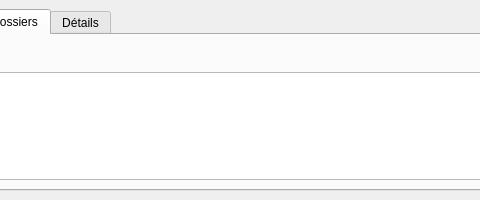
The window that ui_geofoncierconsultation.ui (Gustry/GeoFoncier-consultation) describes before a commit, drawn with Qt 5; both pictures show x 112 to 592 and y 0 to 200 of the 860 by 200 pixel window.
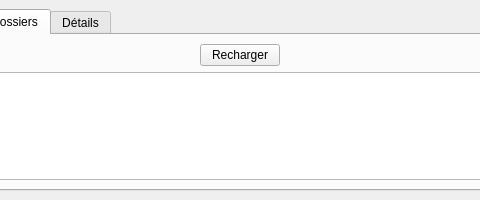
The same window after the commit. The open tabs and pages were chosen to show the change. Icons and pictures are not drawn.

Commit message: recharger les dossiers sur l'onglet Dossiers

What changed in the file:
```diff
--- a/ui_geofoncierconsultation.ui
+++ b/ui_geofoncierconsultation.ui
@@ -236,6 +236,17 @@
             </property>
            </spacer>
           </item>
+          <item>
+           <widget class="QPushButton" name="pushButton_rechargerDossiers">
+            <property name="text">
+             <string>Recharger</string>
+            </property>
+            <property name="icon">
+             <iconset resource="resources_rc.qrc">
+              <normaloff>:/resources/reload</normaloff>:/resources/reload</iconset>
+            </property>
+           </widget>
+          </item>
           <item>
            <spacer name="horizontalSpacer_2">
             <property name="orientation">
```
Left out of the diff: 2 changed lines with no effect on the pictures. The commit also changes 2 other files.
